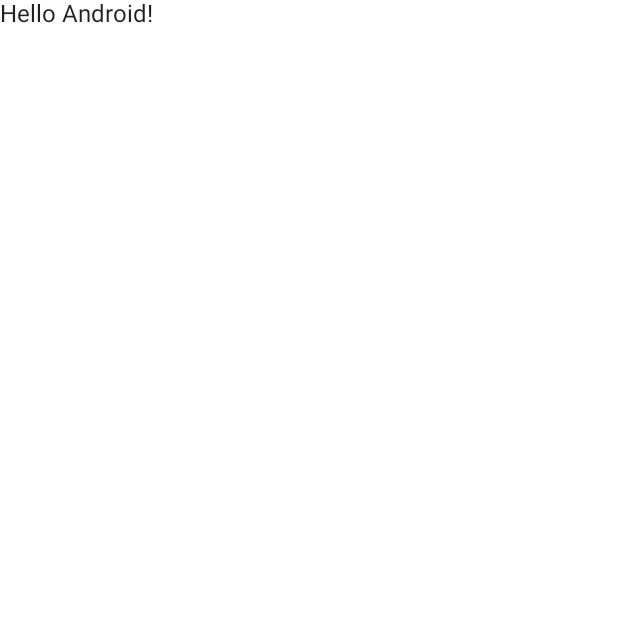
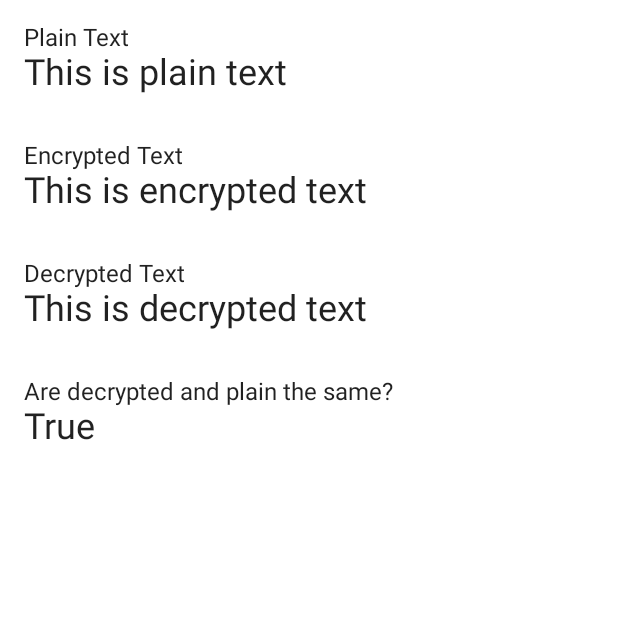
Before and after one commit to fumito-s/Encrypt-Sample-App, an Android app built with Jetpack Compose: the screen it shows after launch (MainActivity), on a phone screen of 412 x 824 dp, the top half of it. Before the commit the part shown is almost empty. Run offline under Robolectric (Android 15) with nearby library versions, the phone set to English and light mode, and no system bars.

Commit message:
Add main screen shows label and text

```diff
--- a/app/src/main/java/com/fumito/encryptsampleapp/MainActivity.kt
+++ b/app/src/main/java/com/fumito/encryptsampleapp/MainActivity.kt
@@ -3,21 +3,31 @@ package com.fumito.encryptsampleapp
 import android.os.Bundle
 import androidx.activity.ComponentActivity
 import androidx.activity.compose.setContent
+import androidx.compose.foundation.layout.*
 import androidx.compose.material.MaterialTheme
 import androidx.compose.material.Surface
 import androidx.compose.material.Text
 import androidx.compose.runtime.Composable
+import androidx.compose.ui.Modifier
+import androidx.compose.ui.res.stringResource
 import androidx.compose.ui.tooling.preview.Preview
+import androidx.compose.ui.unit.dp
+import androidx.compose.ui.unit.sp
 import com.fumito.encryptsampleapp.ui.theme.EncryptSampleAppTheme
 
 class MainActivity : ComponentActivity() {
+
+    companion object {
+        private const val PLAIN_TEXT = "This is plain text"
+    }
+
     override fun onCreate(savedInstanceState: Bundle?) {
         super.onCreate(savedInstanceState)
         setContent {
             EncryptSampleAppTheme {
                 // A surface container using the 'background' color from the theme
                 Surface(color = MaterialTheme.colors.background) {
-                    Greeting("Android")
+                    DisplayColumn(text = PLAIN_TEXT)
                 }
             }
         }
@@ -25,14 +35,60 @@ class MainActivity : ComponentActivity() {
 }
 
 @Composable
-fun Greeting(name: String) {
-    Text(text = "Hello $name!")
+fun DisplayColumn(text: String) {
+    Column() {
+        // plain
+        LabelAndText(
+            label = stringResource(R.string.label_plain_text),
+            value = text
+        )
+
+        // encrypted
+        LabelAndText(
+            label = stringResource(R.string.label_encrypted_value),
+            value = "This is encrypted text"
+        )
+
+        // decrypted
+        LabelAndText(
+            label = stringResource(R.string.label_decrypted_value),
+            value = "This is decrypted text"
+        )
+
+        // result
+        LabelAndText(
+            label = stringResource(R.string.label_result),
+            value = "True"
+        )
+    }
+}
+
+@Composable
+fun LabelAndText(label: String, value: String) {
+    Column(
+        Modifier
+            .fillMaxWidth()
+            .padding(16.dp)
+    ) {
+        Label(label = label)
+        DisplayValue(value = value)
+    }
+}
+
+@Composable
+fun Label(label: String) {
+    Text(fontSize = 16.sp, text = label)
+}
+
+@Composable
+fun DisplayValue(value: String) {
+    Text(fontSize = 24.sp, text = value)
 }
 
 @Preview(showBackground = true)
 @Composable
 fun DefaultPreview() {
     EncryptSampleAppTheme {
-        Greeting("Android")
+        DisplayColumn(text = "This is plain text")
     }
 }
--- a/app/src/main/res/values/strings.xml
+++ b/app/src/main/res/values/strings.xml
@@ -1,3 +1,7 @@
 <resources>
     <string name="app_name">Encrypt Sample App</string>
+    <string name="label_plain_text">Plain Text</string>
+    <string name="label_encrypted_value">Encrypted Text</string>
+    <string name="label_decrypted_value">Decrypted Text</string>
+    <string name="label_result">Are decrypted and plain the same?</string>
 </resources>
```
